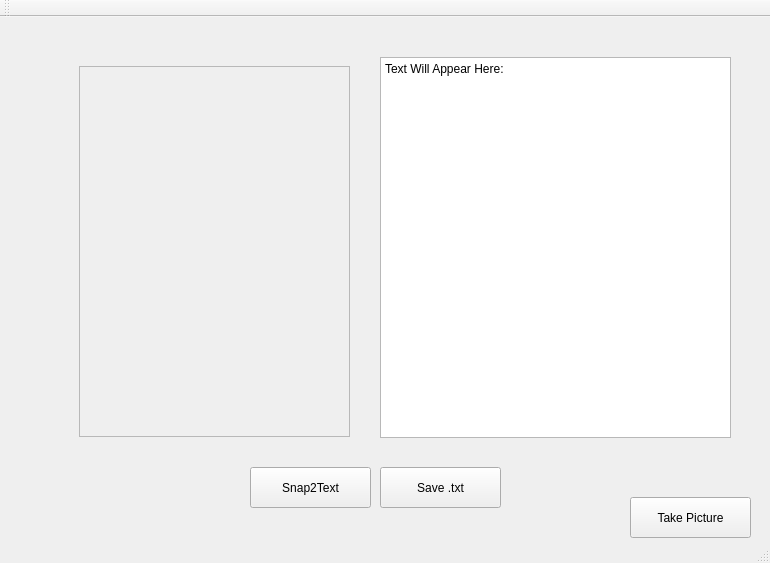
Before: the Qt Designer form GUI/mainwindow.ui in hkl123/gui-in-progress, drawn with Qt 5.
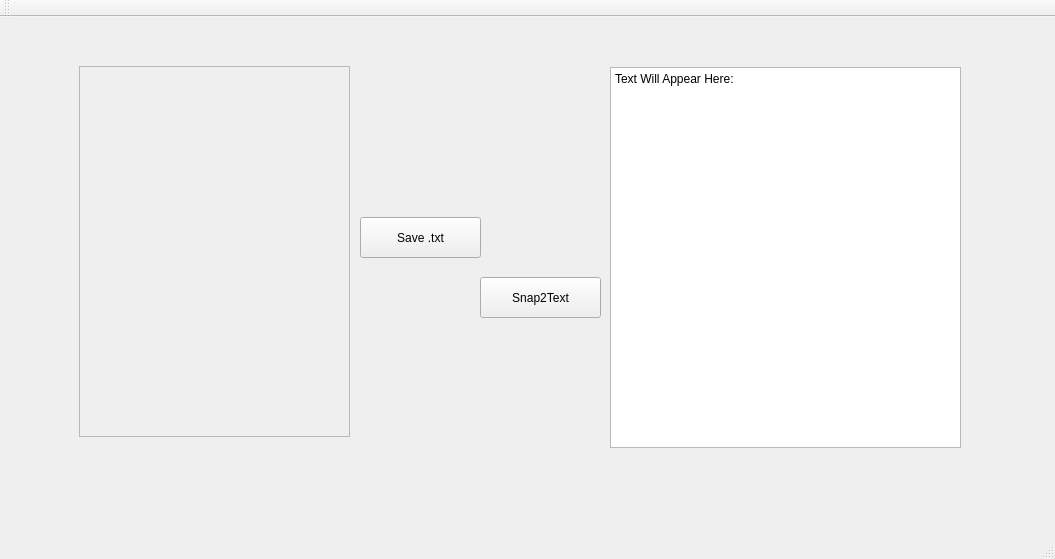
After: the same form once the commit is applied. The open tabs and pages were chosen to show the change.

What changed in the file:
```diff
--- a/GUI/mainwindow.ui
+++ b/GUI/mainwindow.ui
@@ -6,8 +6,8 @@
    <rect>
     <x>0</x>
     <y>0</y>
-    <width>770</width>
-    <height>563</height>
+    <width>1055</width>
+    <height>559</height>
    </rect>
   </property>
   <property name="windowTitle">
@@ -17,8 +17,8 @@
    <widget class="QPushButton" name="pushButton">
     <property name="geometry">
      <rect>
-      <x>250</x>
-      <y>450</y>
+      <x>480</x>
+      <y>260</y>
       <width>121</width>
       <height>41</height>
      </rect>
@@ -27,24 +27,11 @@
      <string>Snap2Text</string>
     </property>
    </widget>
-   <widget class="QPushButton" name="pushButton_3">
-    <property name="geometry">
-     <rect>
-      <x>630</x>
-      <y>480</y>
-      <width>121</width>
-      <height>41</height>
-     </rect>
-    </property>
-    <property name="text">
-     <string>Take Picture</string>
-    </property>
-   </widget>
    <widget class="QPushButton" name="pushButton_4">
     <property name="geometry">
      <rect>
-      <x>380</x>
-      <y>450</y>
+      <x>360</x>
+      <y>200</y>
       <width>121</width>
       <height>41</height>
      </rect>
@@ -56,8 +43,8 @@
    <widget class="QPlainTextEdit" name="plainTextEdit">
     <property name="geometry">
      <rect>
-      <x>380</x>
-      <y>40</y>
+      <x>610</x>
+      <y>50</y>
       <width>351</width>
       <height>381</height>
      </rect>
```
Left out of the diff: 14 changed lines with no effect on the pictures.
